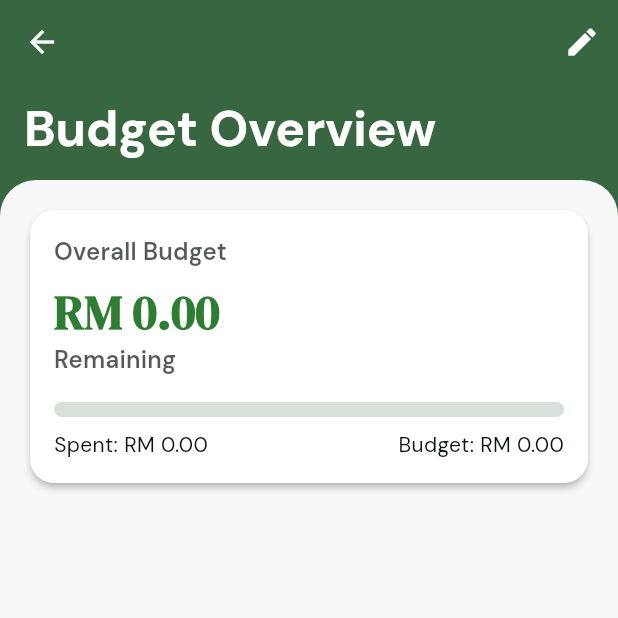
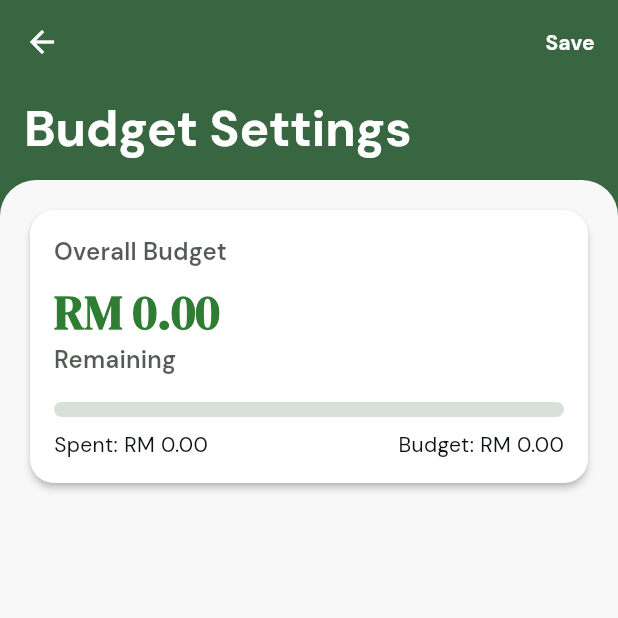
Before and after one commit to vinky0813/tolak_tax, a Flutter app: the BudgetOverviewScreen screen opened directly with empty values, after a tap on the "edit" icon, on a phone screen of 412 x 824 dp, the top half of it. Run offline on Flutter 3.47's test engine with Material 3 defaults, Android fonts, the phone set to English and light mode, and no system bars; our stand-ins replace another_flushbar, camera, carousel_slider, firebase_auth, firebase_core, fl_chart and 5 more; missing offline and left inert: flutter_facebook_auth; accounts and stored records are empty.

Commit message:
Added Basic Budget Settings Layout

```diff
--- a/lib/data/category_constants.dart
+++ b/lib/data/category_constants.dart
@@ -1,13 +1,10 @@
 const List<String> allCategories = [
   'All',
   'Food & Dining',
-  'Groceries',
   'Transportation',
   'Utilities',
   'Shopping',
   'Entertainment',
-  'Office Supplies',
-  'Travel',
   'Healthcare',
   'Services',
   'Other',
--- a/lib/main.dart
+++ b/lib/main.dart
@@ -5,9 +5,9 @@ import 'package:tolak_tax/firebase/firebase_initializer.dart';
 import 'package:tolak_tax/models/receipt_model.dart';
 import 'package:tolak_tax/screens/achievement_screen.dart';
 import 'package:tolak_tax/screens/budget_overview_screen.dart';
+import 'package:tolak_tax/screens/budget_settings_screen.dart';
 import 'package:tolak_tax/screens/display_picture_screen.dart';
 import 'package:tolak_tax/screens/create_profile_screen.dart';
-import 'package:tolak_tax/screens/display_picture_screen.dart';
 import 'package:tolak_tax/screens/forgot_password_screen.dart';
 import 'package:tolak_tax/screens/generate_report_screen.dart';
 import 'package:tolak_tax/screens/home_screen.dart';
@@ -28,8 +28,6 @@ import 'package:tolak_tax/screens/receipt_confirm_screen.dart';
 import 'services/achievement_service.dart';
 import 'services/api_service.dart';
 
-import 'services/achievement_service.dart';
-import 'services/api_service.dart';
 
 Future<void> main() async {
   WidgetsFlutterBinding.ensureInitialized();
@@ -123,9 +121,12 @@ class MyApp extends StatelessWidget {
                 initialFocusedCategoryKey:
                     args['initialFocusedCategoryKey'] ?? '',
                 budgets: args['budgets'] ?? {},
-                spentAmounts: args['spentAmounts'] ?? {},
               ),
             );
+          case 'budget-settings':
+            final budgets = settings.arguments as Map<String, Map<String, double>>;
+            return fadeThroughRoute(
+                BudgetSettingsScreen(budgets: budgets,));
           case '/display-picture':
             final args = settings.arguments as Map<String, dynamic>;
             return fadeThroughRoute(
--- a/lib/screens/budget_overview_screen.dart
+++ b/lib/screens/budget_overview_screen.dart
@@ -4,14 +4,12 @@ import 'package:tolak_tax/widgets/budget_metric_row.dart';
 
 class BudgetOverviewScreen extends StatefulWidget {
   final String initialFocusedCategoryKey;
-  final Map<String, double> budgets;
-  final Map<String, double> spentAmounts;
+  final Map<String, Map<String, double>> budgets;
 
   const BudgetOverviewScreen({
     super.key,
     required this.initialFocusedCategoryKey,
     required this.budgets,
-    required this.spentAmounts,
   });
 
   @override
@@ -34,10 +32,20 @@ class _BudgetOverviewScreenState extends State<BudgetOverviewScreen> {
     final theme = Theme.of(context);
     final colorScheme = theme.colorScheme;
 
-    final double totalBudget =
-        widget.budgets.values.fold(0, (sum, item) => sum + item);
-    final double totalSpent =
-        widget.spentAmounts.values.fold(0, (sum, item) => sum + item);
+
+    final double totalBudget = widget.budgets.values.fold(
+      0.0,
+          (double previousSum, Map<String, double> categoryBudgetData) {
+        return previousSum + (categoryBudgetData['budget'] ?? 0.0);
+      },
+    );
+
+    final double totalSpent = widget.budgets.values.fold(
+      0.0,
+          (double previousSum, Map<String, double> categoryBudgetData) {
+        return previousSum + (categoryBudgetData['spentAmount'] ?? 0.0);
+      },
+    );
     final double totalRemaining = totalBudget - totalSpent;
     final double totalProgress =
         (totalBudget > 0) ? totalSpent / totalBudget : 0;
@@ -57,7 +65,8 @@ class _BudgetOverviewScreenState extends State<BudgetOverviewScreen> {
                 IconButton(
                   icon: const Icon(Icons.edit, color: Colors.white,),
                   onPressed: () {
-                    print('edit button pressed');
+                    Navigator.pushNamed(context, 'budget-settings',
+                    arguments: widget.budgets);
                   },
                   tooltip: 'Edit Budgets',
                 ),
@@ -183,9 +192,11 @@ class _BudgetOverviewScreenState extends State<BudgetOverviewScreen> {
                               final icon = CategoryHelper.getIcon(categoryKey);
                               final categoryName =
                                   CategoryHelper.getDisplayName(categoryKey);
-                              final spentAmount =
-                                  widget.spentAmounts[categoryKey] ?? 0.0;
-                              final budget = widget.budgets[categoryKey] ?? 0.0;
+
+                              final budgetData = widget.budgets[categoryKey];
+
+                              final budget = budgetData!['budget'] ?? 0.0;
+                              final spentAmount = budgetData['spentAmount'] ?? 0.0;
                               final remainingBudget = budget - spentAmount;
                               final progressValue = spentAmount / budget;
                               final isOverBudget = progressValue > 1;
--- /dev/null
+++ b/lib/screens/budget_settings_screen.dart
@@ -0,0 +1,343 @@
+import 'package:flutter/material.dart';
+import 'package:tolak_tax/utils/category_helper.dart';
+
+class BudgetSettingsScreen extends StatefulWidget {
+  final Map<String, Map<String, double>> budgets;
+
+  const BudgetSettingsScreen({super.key, required this.budgets});
+
+  @override
+  State<BudgetSettingsScreen> createState() => _BudgetSettingsScreenState();
+}
+
+class _BudgetSettingsScreenState extends State<BudgetSettingsScreen> {
+  late String? _focusedCategoryKey;
+  late List<String> _categoryKeys;
+  final Map<String, TextEditingController> _budgetControllers = {};
+
+  @override
+  void initState() {
+    super.initState();
+    _focusedCategoryKey = null;
+    _categoryKeys = widget.budgets.keys.toList();
+
+    for (var category in _categoryKeys) {
+      final budget = widget.budgets[category]?['budget'] ?? 0.0;
+      _budgetControllers[category] =
+          TextEditingController(text: budget.toStringAsFixed(2));
+    }
+  }
+
+  double getOverallBudget() {
+    double total = 0.0;
+    for (var controller in _budgetControllers.values) {
+      final parsed = double.tryParse(controller.text) ?? 0.0;
+      total += parsed;
+    }
+    return total;
+  }
+
+  @override
+  void dispose() {
+    for (final controller in _budgetControllers.values) {
+      controller.dispose();
+    }
+    super.dispose();
+  }
+
+  @override
+  Widget build(BuildContext context) {
+    final theme = Theme.of(context);
+    final colorScheme = theme.colorScheme;
+
+    double totalSpent = widget.budgets.values.fold(
+      0.0,
+          (sum, data) => sum + (data['spentAmount'] ?? 0.0),
+    );
+
+    final overallBudget = getOverallBudget();
+    final isOverBudgetOverall = (overallBudget - totalSpent) < 0;
+    final totalProgress =
+        overallBudget > 0 ? (totalSpent / overallBudget).clamp(0.0, 1.0) : 0.0;
+
+    return Scaffold(
+      backgroundColor: colorScheme.primary,
+      body: SafeArea(
+        child: CustomScrollView(
+          slivers: [
+            SliverAppBar(
+              floating: true,
+              pinned: true,
+              expandedHeight: 120,
+              backgroundColor: colorScheme.primary,
+              flexibleSpace: FlexibleSpaceBar(
+                title: Text(
+                  'Budget Settings',
+                  style: theme.textTheme.titleLarge?.copyWith(
+                    color: colorScheme.onPrimary,
+                  ),
+                ),
+                titlePadding:
+                    const EdgeInsets.symmetric(horizontal: 16, vertical: 12),
+              ),
+              foregroundColor: colorScheme.onPrimary,
+              leading: IconButton(
+                icon: Icon(Icons.arrow_back, color: colorScheme.onPrimary),
+                onPressed: () => Navigator.of(context).pop(),
+              ),
+              actions: [
+                TextButton(
+                  onPressed: () {
+                    ScaffoldMessenger.of(context).showSnackBar(
+                      SnackBar(
+                        content: const Text('save here'),
+                        backgroundColor: colorScheme.secondary,
+                      ),
+                    );
+                  },
+                  child: Text(
+                    'Save',
+                    style: theme.textTheme.labelLarge?.copyWith(
+                      color: colorScheme.onPrimary,
+                      fontWeight: FontWeight.bold,
+                    ),
+                  ),
+                ),
+              ],
+            ),
+            SliverFillRemaining(
+              hasScrollBody: false,
+              child: Container(
+                decoration: BoxDecoration(
+                  color: colorScheme.surface,
+                  borderRadius: const BorderRadius.only(
+                    topLeft: Radius.circular(24),
+                    topRight: Radius.circular(24),
+                  ),
+                ),
+                padding: const EdgeInsets.all(16),
+                child: Column(
+                  children: [
+                    Expanded(
+                      child: SingleChildScrollView(
+                        child: Column(
+                          children: [
+                            Card(
+                              shape: RoundedRectangleBorder(
+                                  borderRadius: BorderRadius.circular(16)),
+                              color: Colors.white,
+                              elevation: 2,
+                              child: Padding(
+                                padding: const EdgeInsets.all(16),
+                                child: Column(
+                                  crossAxisAlignment: CrossAxisAlignment.start,
+                                  children: [
+                                    Text(
+                                      'Overall Budget',
+                                      style:
+                                          theme.textTheme.titleMedium?.copyWith(
+                                        color: colorScheme.onSurface
+                                            .withOpacity(0.7),
+                                      ),
+                                    ),
+                                    const SizedBox(height: 8),
+                                    Text(
+                                      'RM ${overallBudget.toStringAsFixed(2)}',
+                                      style: theme.textTheme.headlineLarge
+                                          ?.copyWith(
+                                        fontWeight: FontWeight.bold,
+                                        color: isOverBudgetOverall
+                                            ? Colors.red.shade700
+                                            : Colors.green.shade800,
+                                      ),
+                                    ),
+                                    Text(
+                                      isOverBudgetOverall
+                                          ? 'Over Budget'
+                                          : 'Remaining',
+                                      style:
+                                          theme.textTheme.titleMedium?.copyWith(
+                                        color: colorScheme.onSurface
+                                            .withOpacity(0.7),
+                                      ),
+                                    ),
+                                    const SizedBox(height: 16),
+                                    ClipRRect(
+                                      borderRadius: BorderRadius.circular(10),
+                                      child: LinearProgressIndicator(
+                                        value: totalProgress,
+                                        backgroundColor: colorScheme.primary
+                                            .withOpacity(0.2),
+                                        valueColor: AlwaysStoppedAnimation(
+                                            colorScheme.primary),
+                                        minHeight: 10,
+                                      ),
+                                    ),
+                                    const SizedBox(height: 8),
+                                    Row(
+                                      mainAxisAlignment:
+                                          MainAxisAlignment.spaceBetween,
+                                      children: [
+                                        Text(
+                                          'Spent: RM ${totalSpent.toStringAsFixed(2)}',
+                                          style: theme.textTheme.bodyMedium,
+                                        ),
+                                        Text(
+                                          'Budget: RM ${overallBudget.toStringAsFixed(2)}',
+                                          style: theme.textTheme.bodyMedium,
+                                        ),
+                                      ],
+                                    ),
+                                  ],
+                                ),
+                              ),
+                            ),
+                            const SizedBox(height: 12),
+                            ExpansionPanelList(
+                              dividerColor: Colors.grey.withOpacity(0.4),
+                              animationDuration:
+                                  const Duration(milliseconds: 500),
+                              elevation: 0,
+                              expansionCallback: (index, isExpanded) {
+                                setState(() {
+                                  final tappedKey = _categoryKeys[index];
+                                  _focusedCategoryKey =
+                                      (_focusedCategoryKey == tappedKey)
+                                          ? ''
+                                          : tappedKey;
+                                });
+                              },
+                              children: _categoryKeys.map((categoryKey) {
+                                final controller =
+                                    _budgetControllers[categoryKey]!;
+                                final spentAmount = widget.budgets[categoryKey]
+                                        ?['spentAmount'] ??
+                                    0.0;
+                                final currentBudget =
+                                    double.tryParse(controller.text) ?? 0.0;
+                                final color = CategoryHelper.getCategoryColor(
+                                    categoryKey);
+                                final icon =
+                                    CategoryHelper.getIcon(categoryKey);
+                                final categoryName =
+                                    CategoryHelper.getDisplayName(categoryKey);
+                                final progress = currentBudget > 0
+                                    ? (spentAmount / currentBudget)
+                                        .clamp(0.0, 1.0)
+                                    : 0.0;
+
+                                return ExpansionPanel(
+                                  isExpanded:
+                                      _focusedCategoryKey == categoryKey,
+                                  canTapOnHeader: true,
+                                  backgroundColor: colorScheme.onPrimary,
+                                  headerBuilder: (context, _) {
+                                    return ListTile(
+                                      leading: Icon(icon, color: color),
+                                      title: Text(categoryName,
+                                          style: theme.textTheme.titleMedium
+                                              ?.copyWith(
+                                            fontWeight: FontWeight.bold,
+                                          )),
+                                      subtitle: Text(
+                                        'Budget: RM ${currentBudget.toStringAsFixed(2)}',
+                                        style:
+                                            theme.textTheme.bodySmall?.copyWith(
+                                          color: colorScheme.onSurfaceVariant,
+                                        ),
+                                      ),
+                                    );
+                                  },
+                                  body: Padding(
+                                    padding: const EdgeInsets.only(left: 16, right: 16, bottom: 16),
+                                    child: Column(
+                                      crossAxisAlignment:
+                                          CrossAxisAlignment.start,
+                                      children: [
+                                        ClipRRect(
+                                          borderRadius:
+                                              BorderRadius.circular(12),
+                                          child: LinearProgressIndicator(
+                                            value: progress,
+                                            backgroundColor:
+                                                color.withOpacity(0.2),
+                                            valueColor:
+                                                AlwaysStoppedAnimation(color),
+                                            minHeight: 10,
+                                          ),
+                                        ),
+                                        const SizedBox(height: 16),
+                                        Text(
+                                          'Adjust Budget (RM)',
+                                          style: theme.textTheme.titleSmall?.copyWith(
+                                            fontWeight: FontWeight.bold,
+                                          ),
+                                        ),
+                                        Row(
+                                          children: [
+                                            Expanded(
+                                              flex: 3,
+                                              child: Slider(
+                                                value: currentBudget.clamp(0, 1000000),
+                                                min: 0,
+                                                max: currentBudget > 10000 ? currentBudget : 10000,
+                                                divisions: 100,
+                                                label: currentBudget
+                                                    .toStringAsFixed(2),
+                                                activeColor: color,
+                                                onChanged: (value) {
+                                                  setState(() {
+                                                    controller.text = value
+                                                        .toStringAsFixed(2);
+                                                  });
+                                                },
+                                              ),
+                                            ),
+                                            const SizedBox(width: 16),
+                                            SizedBox(
+                                              width: 80,
+                                              child: TextField(
+                                                controller: controller,
+                                                keyboardType:
+                                                    TextInputType.number,
+                                                onChanged: (value) {
+                                                  final parsed = int.tryParse(value) ?? 0;
+
+                                                  if (parsed > 10000) {
+                                                    controller.text = '10000';
+                                                    controller.selection = TextSelection.fromPosition(
+                                                      TextPosition(offset: controller.text.length),
+                                                    );
+                                                  }
+
+                                                  setState(() {});
+                                                },
+                                                decoration:
+                                                    const InputDecoration(
+                                                  isDense: true,
+                                                  border: OutlineInputBorder(),
+                                                ),
+                                              ),
+                                            ),
+                                          ],
+                                        ),
+                                      ],
+                                    ),
+                                  ),
+                                );
+                              }).toList(),
+                            ),
+                          ],
+                        ),
+                      ),
+                    ),
+                  ],
+                ),
+              ),
+            ),
+          ],
+        ),
+      ),
+    );
+  }
+}
--- a/lib/screens/receipt_confirm_screen.dart
+++ b/lib/screens/receipt_confirm_screen.dart
@@ -187,6 +187,7 @@ class ReceiptConfirmScreenState extends State<ReceiptConfirmScreen> {
 
                         _saveReceipt();
 
+                        Future.delayed(200 as Duration);
                         Navigator.of(context).pop();
                         if (mounted) {
                           Navigator.pushNamedAndRemoveUntil(context, '/home', (route) => false);
@@ -421,7 +422,7 @@ class ReceiptConfirmScreenState extends State<ReceiptConfirmScreen> {
       imageUrl: '',
     );
 
-    final ApiService apiService = ApiService();
+    final apiService = Provider.of<ApiService>(context, listen: false);
     addReceipt(context, apiService, widget.receiptImagePath, receiptData)
         .then((success) {
       if (success == true) {
--- a/lib/services/api_service.dart
+++ b/lib/services/api_service.dart
@@ -8,7 +8,8 @@ import 'dart:convert';
 class ApiService {
   //final apiUrl = 'tolaktaxapi-291467312481.asia-east1.run.app';
   //final apiUrl = '10.0.2.2:8000'; // For Android emulator, use localhost
-  final apiUrl = '192.168.0.117:8000';
+  //final apiUrl = '192.168.0.117:8000'; // kelvin's home at penang
+  final apiUrl = '10.3.226.75:8000';
 
   Future<String?> getIdToken(BuildContext context) async {
     final String? token =
```
Also changed, not shown: lib/screens/dashboard_screen.dart (+17 -26 lines), lib/utils/category_helper.dart (+0 -18 lines).
